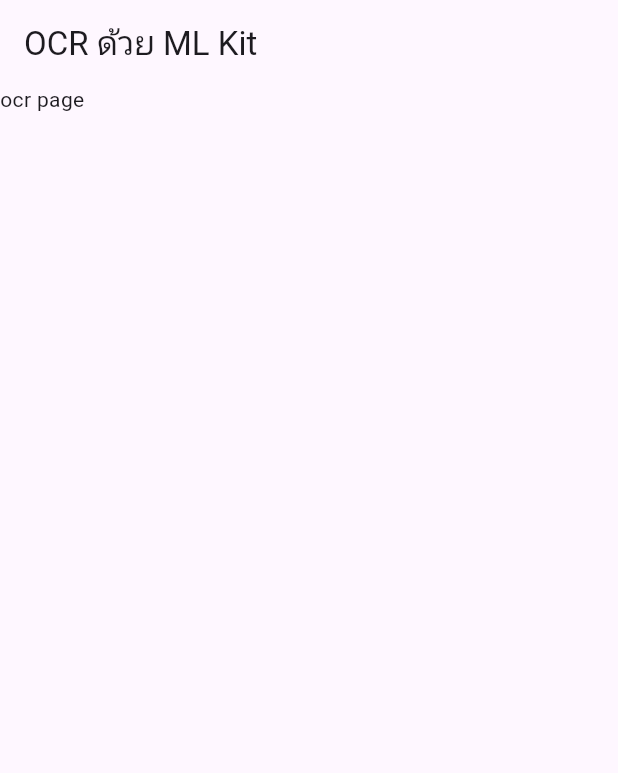
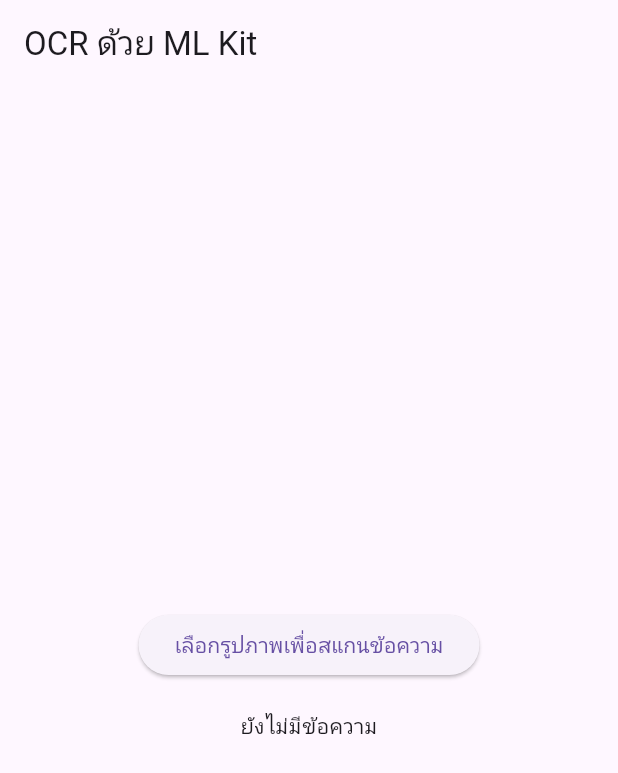
Before and after one commit to princesuke/cc-ocr-app1, a Flutter app: the screen it shows after launch, on a phone screen of 412 x 824 dp. Shown: the top 773 px of the screen. Run offline on Flutter 3.47's test engine with Material 3 defaults, Android fonts, the phone set to English and light mode, and no system bars; our stand-ins replace image_picker; missing offline and left inert: google_ml_kit.

Commit message:
feat: add ocr page layout

```diff
--- a/lib/screens/ocr_page.dart
+++ b/lib/screens/ocr_page.dart
@@ -11,11 +11,39 @@ class OcrPage extends StatefulWidget {
 }
 
 class _OcrPageState extends State<OcrPage> {
+  String? recognizedText;
+  File? imageFile;
+  bool isLoading = false;
+
   @override
   Widget build(BuildContext context) {
     return Scaffold(
       appBar: AppBar(title: const Text('OCR ด้วย ML Kit')),
-      body: Text('ocr page'),
+      body: Center(
+        child: Padding(
+          padding: EdgeInsets.all(24),
+          child: Column(
+            mainAxisAlignment: MainAxisAlignment.center,
+            children: [
+              imageFile != null
+                  ? Image.file(imageFile!, height: 200)
+                  : const SizedBox.shrink(),
+              const SizedBox(height: 20),
+              ElevatedButton(
+                onPressed: () {},
+                child: const Text("เลือกรูปภาพเพื่อสแกนข้อความ"),
+              ),
+              const SizedBox(height: 20),
+              if (isLoading)
+                const CircularProgressIndicator()
+              else if (recognizedText != null)
+                SelectableText(recognizedText!, textAlign: TextAlign.center)
+              else
+                const Text('ยังไม่มีข้อความ', textAlign: TextAlign.center),
+            ],
+          ),
+        ),
+      ),
     );
   }
 }
```
